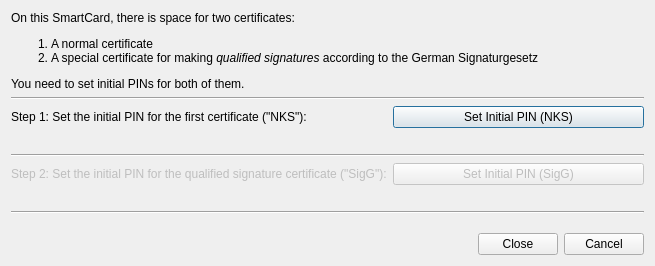
Before: the Qt Designer form src/dialogs/setinitialpindialog.ui in sensama/kleopatra, drawn with Qt 5.
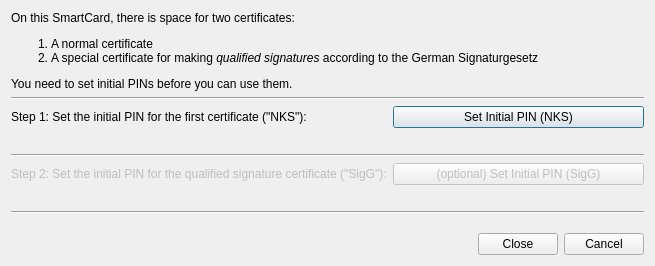
After: the same form once the commit is applied.

Commit message:
Make SigG PIN for NetKey cards optional
SigG certificate usage is uncommon and as far as I understand
cards might not even have SigG certificates. So it should
be optional to set a SigG PIN and we only notify it agressively
if the Normal PIN is not set.

GnuPG-Bug-Id: T4075

Patch:
```diff
--- a/src/dialogs/setinitialpindialog.ui
+++ b/src/dialogs/setinitialpindialog.ui
@@ -10,7 +10,7 @@
 &lt;li>A normal certificate&lt;/li>
 &lt;li>A special certificate for making &lt;em>qualified signatures&lt;/em> according to the German Signaturgesetz&lt;/li>
 &lt;/ol>
-You need to set initial PINs for both of them.&lt;/p></string>
+You need to set initial PINs before you can use them.&lt;/p></string>
      </property>
     </widget>
    </item>
@@ -78,7 +78,7 @@
       <bool>false</bool>
      </property>
      <property name="text" >
-      <string>Set Initial PIN (SigG)</string>
+      <string>(optional) Set Initial PIN (SigG)</string>
      </property>
     </widget>
    </item>
```
The commit also changes 3 other files.
